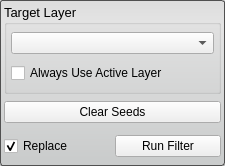
Qt form Interface/ToolInterface/FillHolesFilterInterface.ui (jessdtate/Seg3D) before a commit.
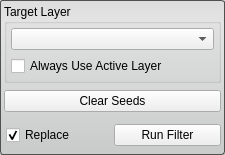
The same form after that commit.

Diff of the .ui file:
```diff
--- a/Interface/ToolInterface/FillHolesFilterInterface.ui
+++ b/Interface/ToolInterface/FillHolesFilterInterface.ui
@@ -7,7 +7,7 @@
     <x>0</x>
     <y>0</y>
     <width>225</width>
-    <height>166</height>
+    <height>155</height>
    </rect>
   </property>
   <property name="sizePolicy">
@@ -47,11 +47,6 @@
    </property>
    <item>
     <widget class="QGroupBox" name="target_groupbox_">
-     <property name="font">
-      <font>
-       <pointsize>10</pointsize>
-      </font>
-     </property>
      <property name="title">
       <string>Target Layer</string>
      </property>
@@ -70,10 +65,28 @@
        </widget>
       </item>
       <item>
-       <widget class="QCheckBox" name="use_active_layer_">
-        <property name="text">
-         <string>Always Use Active Layer</string>
+       <widget class="QWidget" name="widget_3" native="true">
+        <property name="minimumSize">
+         <size>
+          <width>0</width>
+          <height>20</height>
+         </size>
         </property>
+        <layout class="QHBoxLayout" name="horizontalLayout_3">
+         <property name="spacing">
+          <number>0</number>
+         </property>
+         <property name="margin">
+          <number>0</number>
+         </property>
+         <item>
+          <widget class="QCheckBox" name="use_active_layer_">
+           <property name="text">
+            <string>Always Use Active Layer</string>
+           </property>
+          </widget>
+         </item>
+        </layout>
        </widget>
       </item>
      </layout>
@@ -102,12 +115,6 @@
       </property>
       <item>
        <widget class="QPushButton" name="clearSeedsButton">
-        <property name="sizePolicy">
-         <sizepolicy hsizetype="Expanding" vsizetype="Fixed">
-          <horstretch>0</horstretch>
-          <verstretch>0</verstretch>
-         </sizepolicy>
-        </property>
         <property name="text">
          <string>Clear Seeds</string>
         </property>
@@ -132,9 +139,18 @@
      </property>
      <layout class="QHBoxLayout" name="horizontalLayout" stretch="1,1">
       <property name="spacing">
-       <number>4</number>
+       <number>0</number>
       </property>
-      <property name="margin">
+      <property name="leftMargin">
+       <number>2</number>
+      </property>
+      <property name="topMargin">
+       <number>0</number>
+      </property>
+      <property name="rightMargin">
+       <number>0</number>
+      </property>
+      <property name="bottomMargin">
        <number>0</number>
       </property>
       <item>
@@ -149,12 +165,6 @@
       </item>
       <item>
        <widget class="QPushButton" name="runFilterButton">
-        <property name="sizePolicy">
-         <sizepolicy hsizetype="Preferred" vsizetype="Fixed">
-          <horstretch>0</horstretch>
-          <verstretch>0</verstretch>
-         </sizepolicy>
-        </property>
         <property name="text">
          <string>Run Filter</string>
         </property>
```
